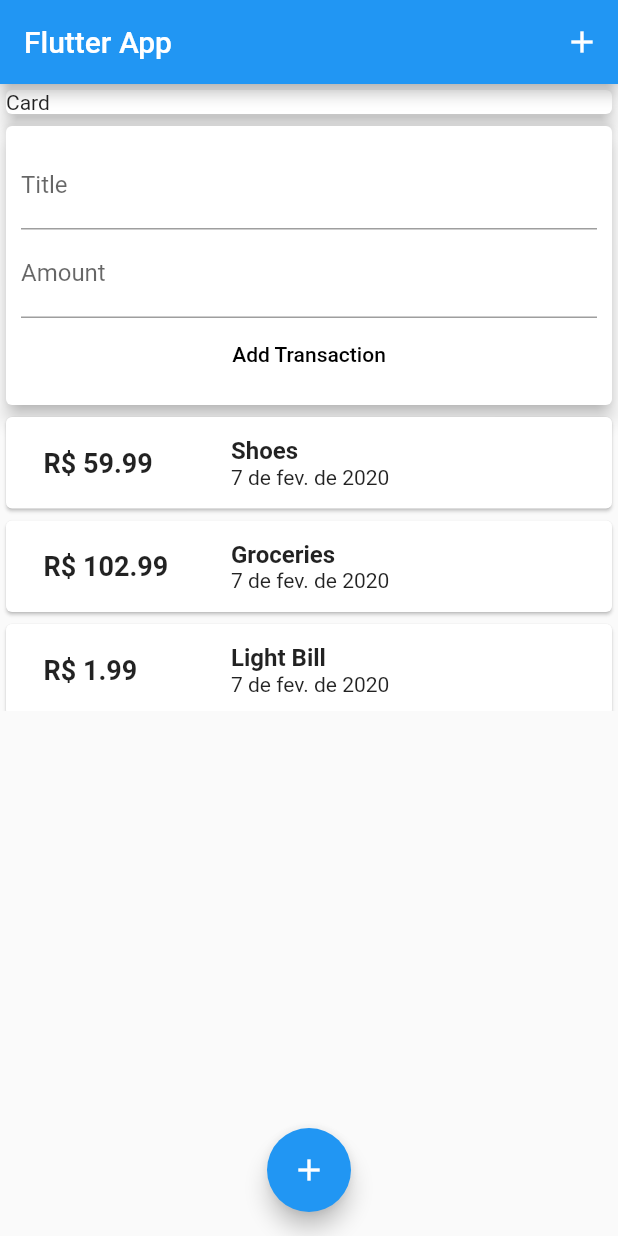
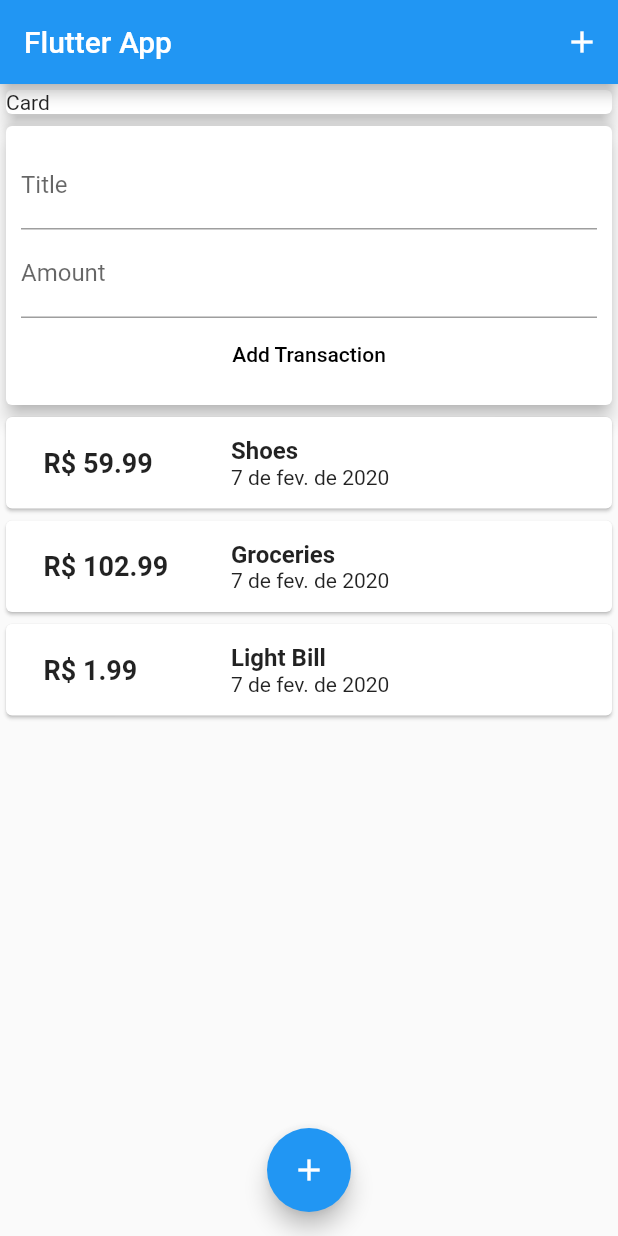
Before and after one commit to Ajorona/personal-expenses-app, a Flutter app: the screen it shows after launch, on a phone screen of 412 x 824 dp. Run offline on Flutter 3.47's test engine with Material 2 defaults, Android fonts, the phone set to English and light mode, and no system bars.

Commit message:
refactor(transaction): set transaction list height to the device height

```diff
--- a/lib/widgets/transactionList.dart
+++ b/lib/widgets/transactionList.dart
@@ -10,7 +10,7 @@ class TransactionList extends StatelessWidget {
   @override
   Widget build(BuildContext context) {
     return Container(
-      height: 200,
+      height: (MediaQuery.of(context).size).height,
       child: ListView.builder(
         itemCount: transactions.length,
         itemBuilder: (context, index) {
```
